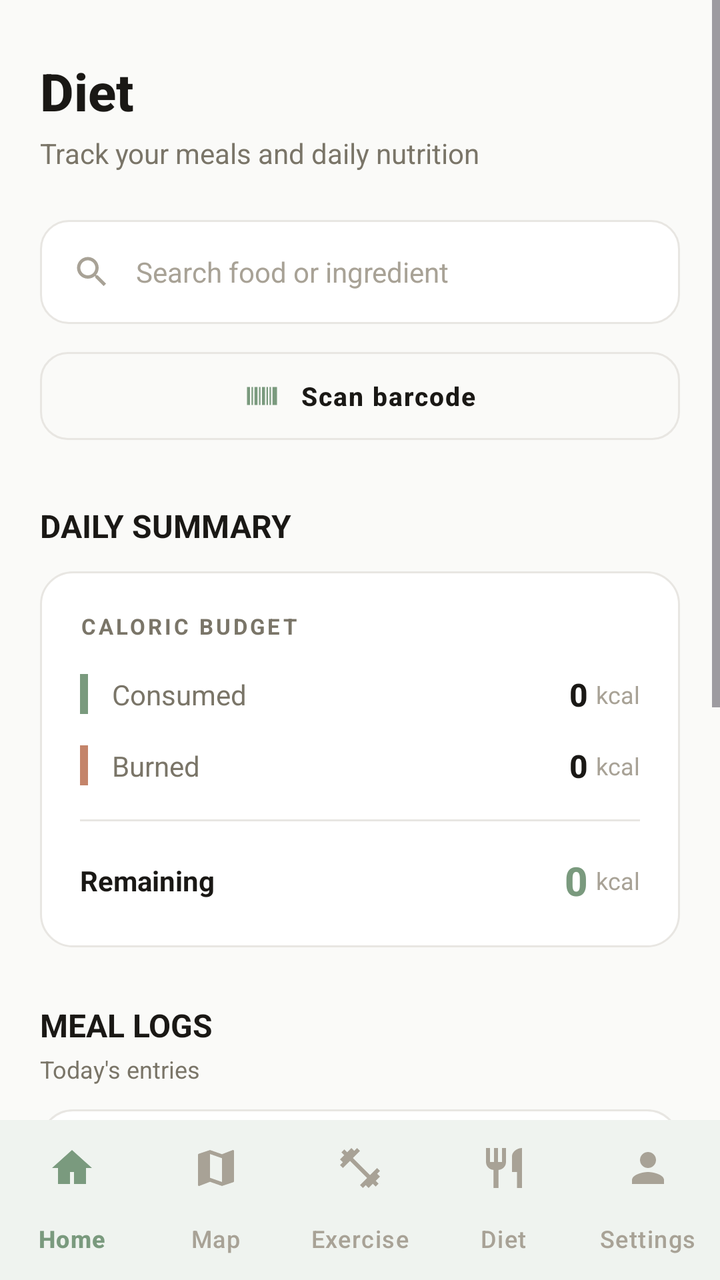
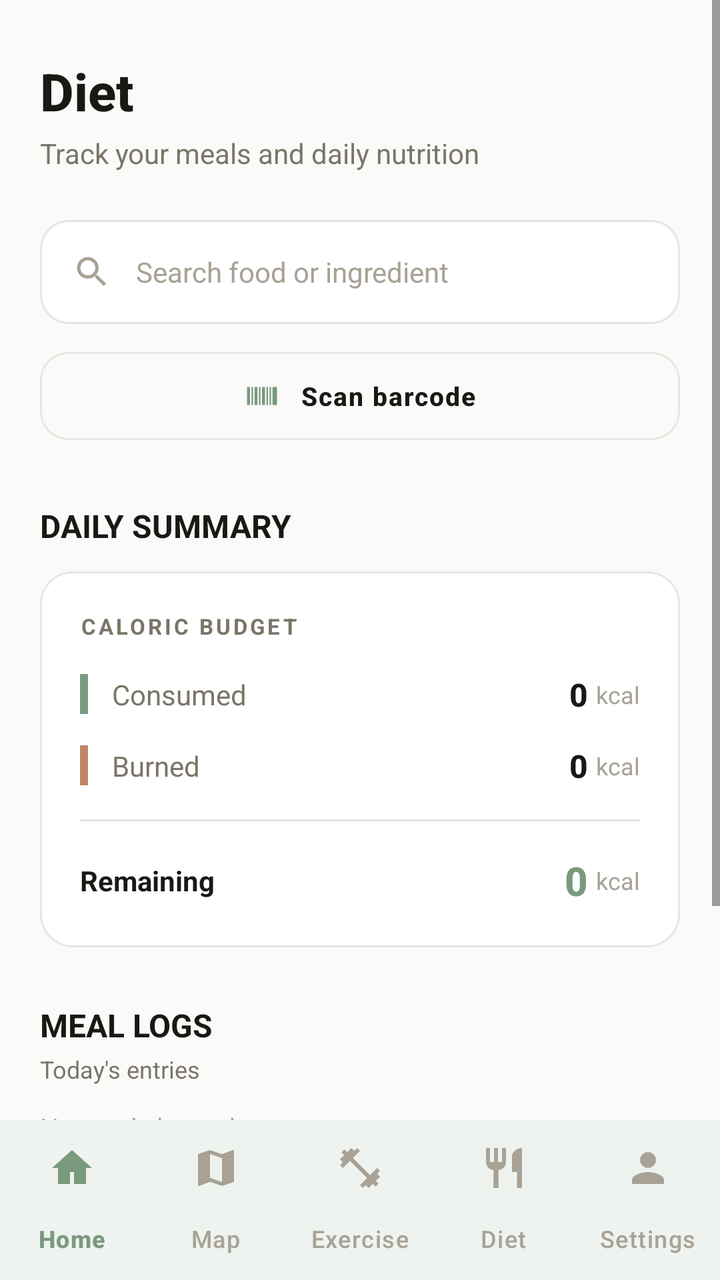

The first picture is an Android layout as it rendered before a commit; the second is the same layout after the commit. The layout source and the unified diff follow.
<!-- AndroidManifest.xml: application theme Theme.PulseFit_App -->
<!-- res/layout/activity_diet.xml -->
<?xml version="1.0" encoding="utf-8"?>
<LinearLayout
    xmlns:android="http://schemas.android.com/apk/res/android"
    xmlns:app="http://schemas.android.com/apk/res-auto"
    xmlns:tools="http://schemas.android.com/tools"
    android:id="@+id/main"
    android:layout_width="match_parent"
    android:layout_height="match_parent"
    android:orientation="vertical"
    android:background="@color/bg"
    tools:context=".Diet">

    
    <ScrollView
        android:layout_width="match_parent"
        android:layout_height="0dp"
        android:layout_weight="1"
        android:fillViewport="true"
        android:clipToPadding="false">

        <LinearLayout
            android:layout_width="match_parent"
            android:layout_height="wrap_content"
            android:orientation="vertical"
            android:paddingStart="20dp"
            android:paddingTop="28dp"
            android:paddingEnd="20dp"
            android:paddingBottom="24dp">

            
            <TextView
                android:layout_width="match_parent"
                android:layout_height="wrap_content"
                android:text="Diet"
                android:textColor="@color/text_primary"
                android:textSize="26sp"
                android:textStyle="bold"
                android:fontFamily="sans-serif-medium" />

            <TextView
                android:layout_width="match_parent"
                android:layout_height="wrap_content"
                android:layout_marginTop="4dp"
                android:text="Track your meals and daily nutrition"
                android:textColor="@color/text_secondary"
                android:textSize="14sp" />

            
            <LinearLayout
                android:layout_width="match_parent"
                android:layout_height="52dp"
                android:layout_marginTop="24dp"
                android:background="@drawable/search_background"
                android:gravity="center_vertical"
                android:orientation="horizontal"
                android:paddingStart="16dp"
                android:paddingEnd="16dp">

                <ImageView
                    android:layout_width="20dp"
                    android:layout_height="20dp"
                    android:contentDescription="@string/search"
                    android:src="@drawable/ic_search"
                    app:tint="@color/text_muted" />

                <EditText
                    android:id="@+id/foodSearchInput"
                    android:layout_width="0dp"
                    android:layout_height="match_parent"
                    android:layout_weight="1"
                    android:layout_marginStart="12dp"
                    android:background="@null"
                    android:hint="Search food or ingredient"
                    android:importantForAutofill="no"
                    android:inputType="text"
                    android:singleLine="true"
                    android:textColor="@color/text_primary"
                    android:textColorHint="@color/text_muted"
                    android:textSize="14sp" />

            </LinearLayout>

            
            <com.google.android.material.button.MaterialButton
                android:id="@+id/barcodeButton"
                style="@style/Widget.Material3.Button.OutlinedButton"
                android:layout_width="match_parent"
                android:layout_height="52dp"
                android:layout_marginTop="10dp"
                android:text="Scan barcode"
                android:textColor="@color/text_primary"
                android:textSize="13sp"
                android:letterSpacing="0.05"
                android:textStyle="bold"
                app:cornerRadius="14dp"
                app:icon="@drawable/ic_barcode"
                app:iconTint="@color/accent"
                app:iconGravity="textStart"
                app:iconPadding="10dp"
                app:strokeColor="@color/divider"
                app:strokeWidth="1dp" />

            
            <TextView
                android:layout_width="match_parent"
                android:layout_height="wrap_content"
                android:layout_marginTop="28dp"
                android:text="DAILY SUMMARY"
                android:textColor="@color/text_primary"
                android:textSize="16sp"
                android:textStyle="bold" />

            <LinearLayout
                android:layout_width="match_parent"
                android:layout_height="wrap_content"
                android:layout_marginTop="12dp"
                android:background="@drawable/card_background"
                android:orientation="vertical"
                android:padding="20dp">

                <TextView
                    android:layout_width="match_parent"
                    android:layout_height="wrap_content"
                    android:text="CALORIC BUDGET"
                    android:textColor="@color/text_secondary"
                    android:textSize="11sp"
                    android:letterSpacing="0.12"
                    android:textStyle="bold" />

                
                <LinearLayout
                    android:layout_width="match_parent"
                    android:layout_height="wrap_content"
                    android:layout_marginTop="16dp"
                    android:gravity="center_vertical"
                    android:orientation="horizontal">

                    <View
                        android:layout_width="4dp"
                        android:layout_height="20dp"
                        android:background="@color/accent" />

                    <TextView
                        android:layout_width="0dp"
                        android:layout_height="wrap_content"
                        android:layout_weight="1"
                        android:layout_marginStart="12dp"
                        android:text="Consumed"
                        android:textColor="@color/text_secondary"
                        android:textSize="14sp" />

                    <TextView
                        android:id="@+id/consumedText"
                        android:layout_width="wrap_content"
                        android:layout_height="wrap_content"
                        android:text="0"
                        android:textColor="@color/text_primary"
                        android:textSize="16sp"
                        android:textStyle="bold"
                        android:fontFamily="sans-serif-medium" />

                    <TextView
                        android:layout_width="wrap_content"
                        android:layout_height="wrap_content"
                        android:layout_marginStart="4dp"
                        android:text="kcal"
                        android:textColor="@color/text_muted"
                        android:textSize="12sp" />

                </LinearLayout>

                
                <LinearLayout
                    android:layout_width="match_parent"
                    android:layout_height="wrap_content"
                    android:layout_marginTop="14dp"
                    android:gravity="center_vertical"
                    android:orientation="horizontal">

                    <View
                        android:layout_width="4dp"
                        android:layout_height="20dp"
                        android:background="@color/terracotta" />

                    <TextView
                        android:layout_width="0dp"
                        android:layout_height="wrap_content"
                        android:layout_weight="1"
                        android:layout_marginStart="12dp"
                        android:text="Burned"
                        android:textColor="@color/text_secondary"
                        android:textSize="14sp" />

                    <TextView
                        android:id="@+id/burnedText"
                        android:layout_width="wrap_content"
                        android:layout_height="wrap_content"
                        android:text="0"
                        android:textColor="@color/text_primary"
                        android:textSize="16sp"
                        android:textStyle="bold"
                        android:fontFamily="sans-serif-medium" />

                    <TextView
                        android:layout_width="wrap_content"
                        android:layout_height="wrap_content"
                        android:layout_marginStart="4dp"
                        android:text="kcal"
                        android:textColor="@color/text_muted"
                        android:textSize="12sp" />

                </LinearLayout>

                
                <View
                    android:layout_width="match_parent"
                    android:layout_height="1dp"
                    android:layout_marginTop="16dp"
                    android:background="@color/divider" />

                
                <LinearLayout
                    android:layout_width="match_parent"
                    android:layout_height="wrap_content"
                    android:layout_marginTop="16dp"
                    android:gravity="center_vertical"
                    android:orientation="horizontal">

                    <TextView
                        android:layout_width="0dp"
                        android:layout_height="wrap_content"
                        android:layout_weight="1"
                        android:text="Remaining"
                        android:textColor="@color/text_primary"
                        android:textSize="14sp"
                        android:textStyle="bold" />

                    <TextView
                        android:id="@+id/remainingText"
                        android:layout_width="wrap_content"
                        android:layout_height="wrap_content"
                        android:text="0"
                        android:textColor="@color/accent"
                        android:textSize="20sp"
                        android:textStyle="bold"
                        android:fontFamily="sans-serif-medium" />

                    <TextView
                        android:layout_width="wrap_content"
                        android:layout_height="wrap_content"
                        android:layout_marginStart="4dp"
                        android:text="kcal"
                        android:textColor="@color/text_muted"
                        android:textSize="12sp" />

                </LinearLayout>

            </LinearLayout>

            
            <TextView
                android:layout_width="match_parent"
                android:layout_height="wrap_content"
                android:layout_marginTop="28dp"
                android:text="MEAL LOGS"
                android:textColor="@color/text_primary"
                android:textSize="16sp"
                android:textStyle="bold" />

            <TextView
                android:layout_width="match_parent"
                android:layout_height="wrap_content"
                android:layout_marginTop="3dp"
                android:text="Today's entries"
                android:textColor="@color/text_secondary"
                android:textSize="12sp" />

            
            <LinearLayout
                android:layout_width="match_parent"
                android:layout_height="wrap_content"
                android:layout_marginTop="12dp"
                android:background="@drawable/card_background"
                android:gravity="center_vertical"
                android:orientation="horizontal"
                android:padding="16dp">

                <View
                    android:layout_width="4dp"
                    android:layout_height="32dp"
                    android:background="@color/accent" />

                <TextView
                    android:layout_width="0dp"
                    android:layout_height="wrap_content"
                    android:layout_weight="1"
                    android:layout_marginStart="14dp"
                    android:text="Breakfast"
                    android:textColor="@color/text_primary"
                    android:textSize="15sp"
                    android:textStyle="bold" />

                <TextView
                    android:id="@+id/breakfastText"
                    android:layout_width="wrap_content"
                    android:layout_height="wrap_content"
                    android:text="0"
                    android:textColor="@color/accent"
                    android:textSize="16sp"
                    android:textStyle="bold"
                    android:fontFamily="sans-serif-medium" />

                <TextView
                    android:layout_width="wrap_content"
                    android:layout_height="wrap_content"
                    android:layout_marginStart="4dp"
                    android:text="kcal"
                    android:textColor="@color/text_muted"
                    android:textSize="11sp" />

            </LinearLayout>

            
            <LinearLayout
                android:layout_width="match_parent"
                android:layout_height="wrap_content"
                android:layout_marginTop="10dp"
                android:background="@drawable/card_background"
                android:gravity="center_vertical"
                android:orientation="horizontal"
                android:padding="16dp">

                <View
                    android:layout_width="4dp"
                    android:layout_height="32dp"
                    android:background="@color/terracotta" />

                <TextView
                    android:layout_width="0dp"
                    android:layout_height="wrap_content"
                    android:layout_weight="1"
                    android:layout_marginStart="14dp"
                    android:text="Lunch"
                    android:textColor="@color/text_primary"
                    android:textSize="15sp"
                    android:textStyle="bold" />

                <TextView
                    android:id="@+id/lunchText"
                    android:layout_width="wrap_content"
                    android:layout_height="wrap_content"
                    android:text="0"
                    android:textColor="@color/accent"
                    android:textSize="16sp"
                    android:textStyle="bold"
                    android:fontFamily="sans-serif-medium" />

                <TextView
                    android:layout_width="wrap_content"
                    android:layout_height="wrap_content"
                    android:layout_marginStart="4dp"
                    android:text="kcal"
                    android:textColor="@color/text_muted"
                    android:textSize="11sp" />

            </LinearLayout>

            
            <LinearLayout
                android:layout_width="match_parent"
                android:layout_height="wrap_content"
                android:layout_marginTop="10dp"
                android:background="@drawable/card_background"
                android:gravity="center_vertical"
                android:orientation="horizontal"
                android:padding="16dp">

                <View
                    android:layout_width="4dp"
                    android:layout_height="32dp"
                    android:background="@color/accent_dark" />

                <TextView
                    android:layout_width="0dp"
                    android:layout_height="wrap_content"
                    android:layout_weight="1"
                    android:layout_marginStart="14dp"
                    android:text="Dinner"
                    android:textColor="@color/text_primary"
                    android:textSize="15sp"
                    android:textStyle="bold" />

                <TextView
                    android:id="@+id/dinnerText"
                    android:layout_width="wrap_content"
                    android:layout_height="wrap_content"
                    android:text="0"
                    android:textColor="@color/accent"
                    android:textSize="16sp"
                    android:textStyle="bold"
                    android:fontFamily="sans-serif-medium" />

                <TextView
                    android:layout_width="wrap_content"
                    android:layout_height="wrap_content"
                    android:layout_marginStart="4dp"
                    android:text="kcal"
                    android:textColor="@color/text_muted"
                    android:textSize="11sp" />

            </LinearLayout>

            
            <com.google.android.material.button.MaterialButton
                android:id="@+id/addMealButton"
                android:layout_width="match_parent"
                android:layout_height="56dp"
                android:layout_marginTop="24dp"
                android:layout_marginBottom="16dp"
                android:text="Add meal"
                android:textColor="@color/white"
                android:textSize="14sp"
                android:letterSpacing="0.05"
                android:textStyle="bold"
                app:backgroundTint="@color/accent"
                app:cornerRadius="16dp"
                app:elevation="0dp"
                app:icon="@drawable/ic_add"
                app:iconTint="@color/white"
                app:iconGravity="textStart"
                app:iconPadding="8dp" />

        </LinearLayout>

    </ScrollView>

    
    <com.google.android.material.bottomnavigation.BottomNavigationView
        android:id="@+id/bottomNav"
        android:layout_width="match_parent"
        android:layout_height="wrap_content"
        android:background="@color/surface"
        app:elevation="8dp"
        app:labelVisibilityMode="labeled"
        app:itemIconTint="@color/nav_item_tint"
        app:itemTextColor="@color/nav_item_tint"
        app:itemActiveIndicatorStyle="@style/SoftNavIndicator"
        app:menu="@menu/bottom_nav_menu" />

</LinearLayout>
<!-- resources referenced by this layout -->
<resources>
  <color name="accent">#7A9A7E</color>
  <color name="accent_dark">#5E7A62</color>
  <color name="bg">#FAFAF8</color>
  <color name="divider">#E8E6E2</color>
  <color name="surface">#FFFFFF</color>
  <color name="terracotta">#C4846A</color>
  <color name="text_muted">#A8A296</color>
  <color name="text_primary">#1A1815</color>
  <color name="text_secondary">#7A7568</color>
  <color name="white">#FFFFFF</color>
  <!-- drawable card_background (drawable) -->
  <?xml version="1.0" encoding="utf-8"?>
  <shape xmlns:android="http://schemas.android.com/apk/res/android"
      android:shape="rectangle">
  
          <solid android:color="@color/surface" />
  
          <corners android:radius="16dp" />
  
          <stroke android:width="1dp"
                  android:color="@color/divider" />
  
  
      <padding
          android:left="16dp"
          android:top="16dp"
          android:right="16dp"
          android:bottom="16dp" />
  
  </shape>
  <!-- drawable ic_add (drawable) -->
  <vector xmlns:android="http://schemas.android.com/apk/res/android"
      android:width="24dp"
      android:height="24dp"
      android:viewportWidth="24"
      android:viewportHeight="24"
      android:tint="?attr/colorControlNormal">
      <path
          android:fillColor="@android:color/white"
          android:pathData="M19,13h-6v6h-2v-6H5v-2h6V5h2v6h6v2z" />
  </vector>
  <!-- drawable ic_barcode (drawable) -->
  <vector xmlns:android="http://schemas.android.com/apk/res/android"
      android:width="24dp"
      android:height="24dp"
      android:viewportWidth="24"
      android:viewportHeight="24"
      android:tint="?attr/colorControlNormal">
      <path
          android:fillColor="@android:color/white"
          android:pathData="M2,6h2v12H2zM5,6h1v12H5zM7,6h2v12H7zM10,6h1v12h-1zM12,6h2v12h-2zM15,6h1v12h-1zM17,6h1v12h-1zM19,6h3v12h-3z" />
  </vector>
  <!-- drawable search_background (drawable) -->
  <?xml version="1.0" encoding="utf-8"?>
  <shape xmlns:android="http://schemas.android.com/apk/res/android"
      android:shape="rectangle">
      <solid android:color="@color/surface" />
      <corners android:radius="14dp" />
      <stroke android:width="1dp" android:color="@color/divider" />
  </shape>
  <string name="search">Search</string>
  <style name="SoftNavIndicator" parent="Widget.Material3.BottomNavigationView.ActiveIndicator">
          <item name="android:color">@color/accent_soft</item>
          <item name="android:width">56dp</item>
          <item name="android:height">32dp</item>
      </style>
  <color name="accent_soft">#E8F0E9</color>
  <color name="danger">#C75B4A</color>
  <color name="surface_variant">#F0EFEC</color>
  <!-- unchanged entries left out for length: 2 -->
</resources>

<!-- the commit's change to res/layout/activity_diet.xml (unified diff, before → after) -->
@@ -31,7 +31,7 @@
             <TextView
                 android:layout_width="match_parent"
                 android:layout_height="wrap_content"
-                android:text="Diet"
+                android:text="@string/diet"
                 android:textColor="@color/text_primary"
                 android:textSize="26sp"
                 android:textStyle="bold"
@@ -41,7 +41,7 @@
                 android:layout_width="match_parent"
                 android:layout_height="wrap_content"
                 android:layout_marginTop="4dp"
-                android:text="Track your meals and daily nutrition"
+                android:text="@string/track_your_meals_and_daily"
                 android:textColor="@color/text_secondary"
                 android:textSize="14sp" />
 
@@ -70,7 +70,7 @@
                     android:layout_weight="1"
                     android:layout_marginStart="12dp"
                     android:background="@null"
-                    android:hint="Search food or ingredient"
+                    android:hint="@string/search_food_or_ingredient"
                     android:importantForAutofill="no"
                     android:inputType="text"
                     android:singleLine="true"
@@ -87,7 +87,7 @@
                 android:layout_width="match_parent"
                 android:layout_height="52dp"
                 android:layout_marginTop="10dp"
-                android:text="Scan barcode"
+                android:text="@string/scan_barcode"
                 android:textColor="@color/text_primary"
                 android:textSize="13sp"
                 android:letterSpacing="0.05"
@@ -105,7 +105,7 @@
                 android:layout_width="match_parent"
                 android:layout_height="wrap_content"
                 android:layout_marginTop="28dp"
-                android:text="DAILY SUMMARY"
+                android:text="@string/daily_summary"
                 android:textColor="@color/text_primary"
                 android:textSize="16sp"
                 android:textStyle="bold" />
@@ -121,7 +121,7 @@
                 <TextView
                     android:layout_width="match_parent"
                     android:layout_height="wrap_content"
-                    android:text="CALORIC BUDGET"
+                    android:text="@string/caloric_budget"
                     android:textColor="@color/text_secondary"
                     android:textSize="11sp"
                     android:letterSpacing="0.12"
@@ -145,7 +145,7 @@
                         android:layout_height="wrap_content"
                         android:layout_weight="1"
                         android:layout_marginStart="12dp"
-                        android:text="Consumed"
+                        android:text="@string/consumed"
                         android:textColor="@color/text_secondary"
                         android:textSize="14sp" />
 
@@ -187,7 +187,7 @@
                         android:layout_height="wrap_content"
                         android:layout_weight="1"
                         android:layout_marginStart="12dp"
-                        android:text="Burned"
+                        android:text="@string/burned"
                         android:textColor="@color/text_secondary"
                         android:textSize="14sp" />
 
@@ -230,7 +230,7 @@
                         android:layout_width="0dp"
                         android:layout_height="wrap_content"
                         android:layout_weight="1"
-                        android:text="Remaining"
+                        android:text="@string/remaining"
                         android:textColor="@color/text_primary"
                         android:textSize="14sp"
                         android:textStyle="bold" />
@@ -262,7 +262,7 @@
                 android:layout_width="match_parent"
                 android:layout_height="wrap_content"
                 android:layout_marginTop="28dp"
-                android:text="MEAL LOGS"
+                android:text="@string/meal_logs"
                 android:textColor="@color/text_primary"
                 android:textSize="16sp"
                 android:textStyle="bold" />
@@ -271,144 +271,38 @@
                 android:layout_width="match_parent"
                 android:layout_height="wrap_content"
                 android:layout_marginTop="3dp"
-                android:text="Today's entries"
+                android:text="@string/todays_entries"
                 android:textColor="@color/text_secondary"
                 android:textSize="12sp" />
 
             
-            <LinearLayout
+            <TextView
+                android:id="@+id/offlineBanner"
                 android:layout_width="match_parent"
                 android:layout_height="wrap_content"
                 android:layout_marginTop="12dp"
                 android:background="@drawable/card_background"
-                android:gravity="center_vertical"
-                android:orientation="horizontal"
-                android:padding="16dp">
-
-                <View
-                    android:layout_width="4dp"
-                    android:layout_height="32dp"
-                    android:background="@color/accent" />
-
-                <TextView
-                    android:layout_width="0dp"
-                    android:layout_height="wrap_content"
-                    android:layout_weight="1"
-                    android:layout_marginStart="14dp"
-                    android:text="Breakfast"
-                    android:textColor="@color/text_primary"
-                    android:textSize="15sp"
-                    android:textStyle="bold" />
-
-                <TextView
-                    android:id="@+id/breakfastText"
-                    android:layout_width="wrap_content"
-                    android:layout_height="wrap_content"
-                    android:text="0"
-                    android:textColor="@color/accent"
-                    android:textSize="16sp"
-                    android:textStyle="bold"
-                    android:fontFamily="sans-serif-medium" />
-
-                <TextView
-                    android:layout_width="wrap_content"
-                    android:layout_height="wrap_content"
-                    android:layout_marginStart="4dp"
-                    android:text="kcal"
-                    android:textColor="@color/text_muted"
-                    android:textSize="11sp" />
-
-            </LinearLayout>
+                android:padding="12dp"
+                android:text="@string/offline_banner"
+                android:textColor="@color/danger"
+                android:textSize="12sp"
+                android:visibility="gone" />
 
             
             <LinearLayout
-                android:layout_width="match_parent"
-                android:layout_height="wrap_content"
-                android:layout_marginTop="10dp"
-                android:background="@drawable/card_background"
-                android:gravity="center_vertical"
-                android:orientation="horizontal"
-                android:padding="16dp">
-
-                <View
-                    android:layout_width="4dp"
-                    android:layout_height="32dp"
-                    android:background="@color/terracotta" />
-
-                <TextView
-                    android:layout_width="0dp"
-                    android:layout_height="wrap_content"
-                    android:layout_weight="1"
-                    android:layout_marginStart="14dp"
-                    android:text="Lunch"
-                    android:textColor="@color/text_primary"
-                    android:textSize="15sp"
-                    android:textStyle="bold" />
-
-                <TextView
-                    android:id="@+id/lunchText"
-                    android:layout_width="wrap_content"
-                    android:layout_height="wrap_content"
-                    android:text="0"
-                    android:textColor="@color/accent"
-                    android:textSize="16sp"
-                    android:textStyle="bold"
-                    android:fontFamily="sans-serif-medium" />
-
-                <TextView
-                    android:layout_width="wrap_content"
-                    android:layout_height="wrap_content"
-                    android:layout_marginStart="4dp"
-                    android:text="kcal"
-                    android:textColor="@color/text_muted"
-                    android:textSize="11sp" />
-
-            </LinearLayout>
-
-            
-            <LinearLayout
-                android:layout_width="match_parent"
-                android:layout_height="wrap_content"
-                android:layout_marginTop="10dp"
-                android:background="@drawable/card_background"
-                android:gravity="center_vertical"
-                android:orientation="horizontal"
-                android:padding="16dp">
-
-                <View
-                    android:layout_width="4dp"
-                    android:layout_height="32dp"
-                    android:background="@color/accent_dark" />
-
-                <TextView
-                    android:layout_width="0dp"
-                    android:layout_height="wrap_content"
-                    android:layout_weight="1"
-                    android:layout_marginStart="14dp"
-                    android:text="Dinner"
-                    android:textColor="@color/text_primary"
-                    android:textSize="15sp"
-                    android:textStyle="bold" />
-
-                <TextView
-                    android:id="@+id/dinnerText"
-                    android:layout_width="wrap_content"
-                    android:layout_height="wrap_content"
-                    android:text="0"
-                    android:textColor="@color/accent"
-                    android:textSize="16sp"
-                    android:textStyle="bold"
-                    android:fontFamily="sans-serif-medium" />
-
-                <TextView
-                    android:layout_width="wrap_content"
-                    android:layout_height="wrap_content"
-                    android:layout_marginStart="4dp"
-                    android:text="kcal"
-                    android:textColor="@color/text_muted"
-                    android:textSize="11sp" />
-
-            </LinearLayout>
+                android:id="@+id/mealList"
+                android:layout_width="match_parent"
+                android:layout_height="wrap_content"
+                android:orientation="vertical" />
+
+            <TextView
+                android:id="@+id/emptyMealsText"
+                android:layout_width="match_parent"
+                android:layout_height="wrap_content"
+                android:layout_marginTop="12dp"
+                android:text="@string/no_meals_yet"
+                android:textColor="@color/text_muted"
+                android:textSize="13sp" />
 
             
             <com.google.android.material.button.MaterialButton
@@ -417,7 +311,7 @@
                 android:layout_height="56dp"
                 android:layout_marginTop="24dp"
                 android:layout_marginBottom="16dp"
-                android:text="Add meal"
+                android:text="@string/add_meal"
                 android:textColor="@color/white"
                 android:textSize="14sp"
                 android:letterSpacing="0.05"
<!-- resource entries referenced after the edit -->
@@ -60,7 +60,21 @@
       <corners android:radius="14dp" />
       <stroke android:width="1dp" android:color="@color/divider" />
   </shape>
+  <string name="add_meal">Add meal</string>
+  <string name="burned">Burned</string>
+  <string name="caloric_budget">CALORIC BUDGET</string>
+  <string name="consumed">Consumed</string>
+  <string name="daily_summary">DAILY SUMMARY</string>
+  <string name="diet">Diet</string>
+  <string name="meal_logs">MEAL LOGS</string>
+  <string name="no_meals_yet">No meals logged yet</string>
+  <string name="offline_banner">You\'re offline. Changes are saved on this device and will sync when you reconnect.</string>
+  <string name="remaining">Remaining</string>
+  <string name="scan_barcode">Scan barcode</string>
   <string name="search">Search</string>
+  <string name="search_food_or_ingredient">Search food or ingredient</string>
+  <string name="todays_entries">Today\'s entries</string>
+  <string name="track_your_meals_and_daily">Track your meals and daily nutrition</string>
   <style name="SoftNavIndicator" parent="Widget.Material3.BottomNavigationView.ActiveIndicator">
           <item name="android:color">@color/accent_soft</item>
           <item name="android:width">56dp</item>
